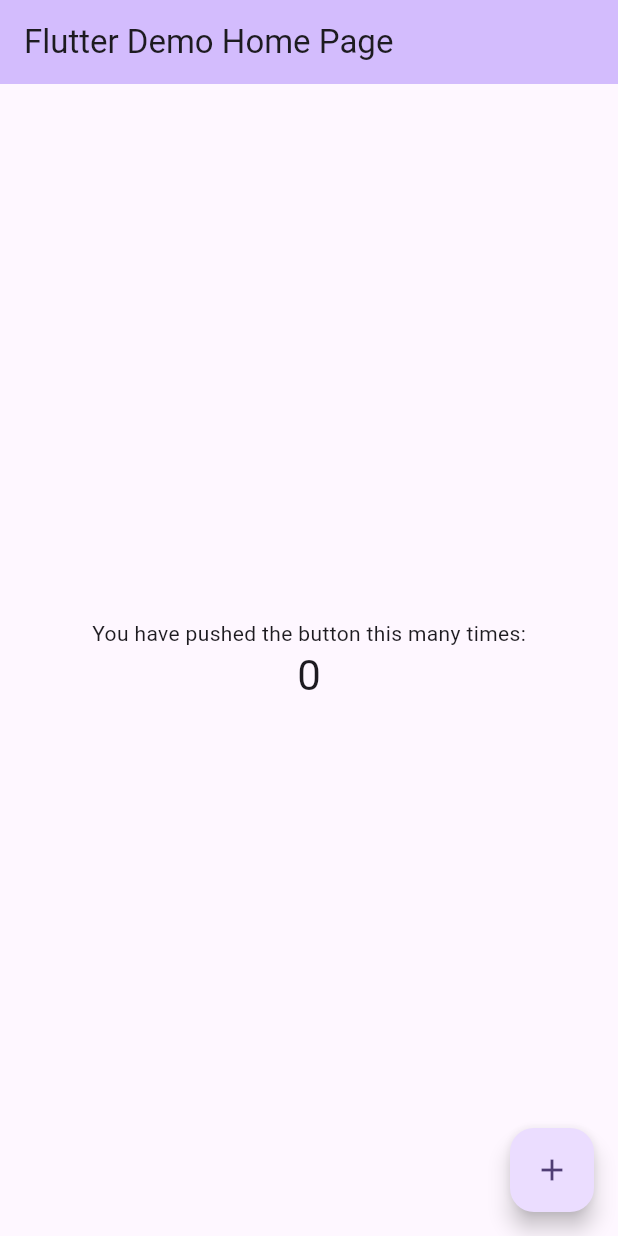
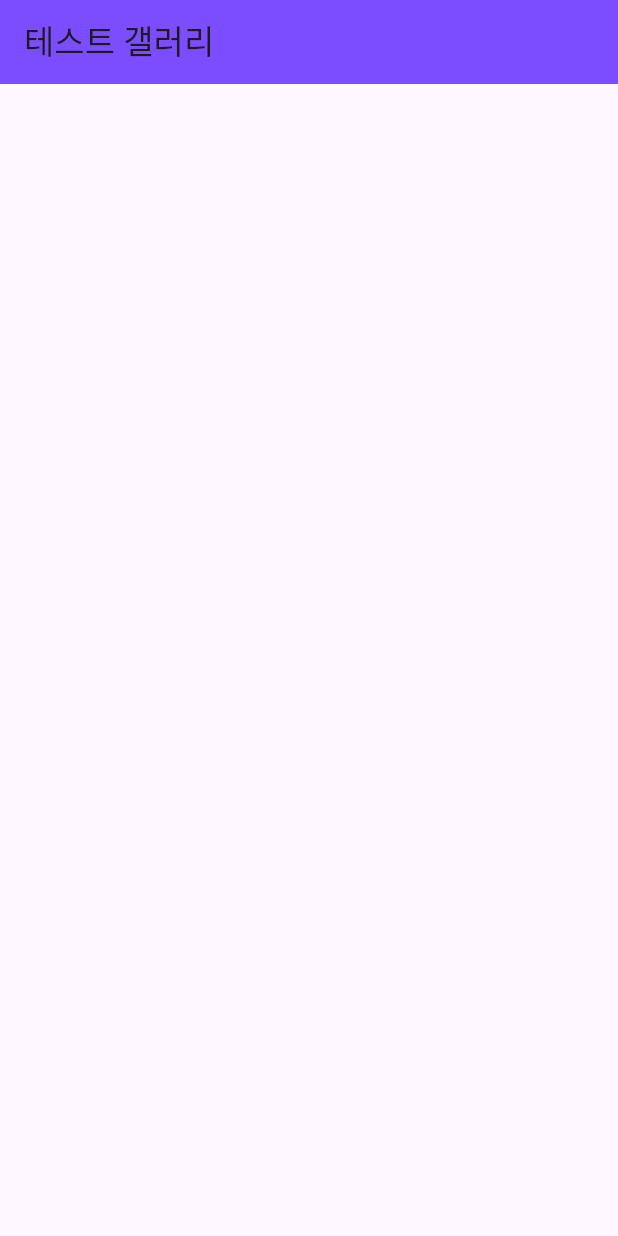
Before and after one commit to KIWIKIWK/tag_gallery, a Flutter app: the screen it shows after launch, on a phone screen of 412 x 824 dp. Run offline on Flutter 3.47's test engine with Material 3 defaults, Android fonts, the phone set to English and light mode, and no system bars.

Commit message:
add home_screen.dart

```diff
--- a/lib/main.dart
+++ b/lib/main.dart
@@ -1,125 +1,10 @@
 import 'package:flutter/material.dart';
+import 'package:tag_gallery/screen/home_screen.dart';
 
 void main() {
-  runApp(const MyApp());
+  runApp(
+    MaterialApp(
+      home: HomeScreen(),
+    ),
+  );
 }
-
-class MyApp extends StatelessWidget {
-  const MyApp({super.key});
-
-  // This widget is the root of your application.
-  @override
-  Widget build(BuildContext context) {
-    return MaterialApp(
-      title: 'Flutter Demo',
-      theme: ThemeData(
-        // This is the theme of your application.
-        //
-        // TRY THIS: Try running your application with "flutter run". You'll see
-        // the application has a purple toolbar. Then, without quitting the app,
-        // try changing the seedColor in the colorScheme below to Colors.green
-        // and then invoke "hot reload" (save your changes or press the "hot
-        // reload" button in a Flutter-supported IDE, or press "r" if you used
-        // the command line to start the app).
-        //
-        // Notice that the counter didn't reset back to zero; the application
-        // state is not lost during the reload. To reset the state, use hot
-        // restart instead.
-        //
-        // This works for code too, not just values: Most code changes can be
-        // tested with just a hot reload.
-        colorScheme: ColorScheme.fromSeed(seedColor: Colors.deepPurple),
-        useMaterial3: true,
-      ),
-      home: const MyHomePage(title: 'Flutter Demo Home Page'),
-    );
-  }
-}
-
-class MyHomePage extends StatefulWidget {
-  const MyHomePage({super.key, required this.title});
-
-  // This widget is the home page of your application. It is stateful, meaning
-  // that it has a State object (defined below) that contains fields that affect
-  // how it looks.
-
-  // This class is the configuration for the state. It holds the values (in this
-  // case the title) provided by the parent (in this case the App widget) and
-  // used by the build method of the State. Fields in a Widget subclass are
-  // always marked "final".
-
-  final String title;
-
-  @override
-  State<MyHomePage> createState() => _MyHomePageState();
-}
-
-class _MyHomePageState extends State<MyHomePage> {
-  int _counter = 0;
-
-  void _incrementCounter() {
-    setState(() {
-      // This call to setState tells the Flutter framework that something has
-      // changed in this State, which causes it to rerun the build method below
-      // so that the display can reflect the updated values. If we changed
-      // _counter without calling setState(), then the build method would not be
-      // called again, and so nothing would appear to happen.
-      _counter++;
-    });
-  }
-
-  @override
-  Widget build(BuildContext context) {
-    // This method is rerun every time setState is called, for instance as done
-    // by the _incrementCounter method above.
-    //
-    // The Flutter framework has been optimized to make rerunning build methods
-    // fast, so that you can just rebuild anything that needs updating rather
-    // than having to individually change instances of widgets.
-    return Scaffold(
-      appBar: AppBar(
-        // TRY THIS: Try changing the color here to a specific color (to
-        // Colors.amber, perhaps?) and trigger a hot reload to see the AppBar
-        // change color while the other colors stay the same.
-        backgroundColor: Theme.of(context).colorScheme.inversePrimary,
-        // Here we take the value from the MyHomePage object that was created by
-        // the App.build method, and use it to set our appbar title.
-        title: Text(widget.title),
-      ),
-      body: Center(
-        // Center is a layout widget. It takes a single child and positions it
-        // in the middle of the parent.
-        child: Column(
-          // Column is also a layout widget. It takes a list of children and
-          // arranges them vertically. By default, it sizes itself to fit its
-          // children horizontally, and tries to be as tall as its parent.
-          //
-          // Column has various properties to control how it sizes itself and
-          // how it positions its children. Here we use mainAxisAlignment to
-          // center the children vertically; the main axis here is the vertical
-          // axis because Columns are vertical (the cross axis would be
-          // horizontal).
-          //
-          // TRY THIS: Invoke "debug painting" (choose the "Toggle Debug Paint"
-          // action in the IDE, or press "p" in the console), to see the
-          // wireframe for each widget.
-          mainAxisAlignment: MainAxisAlignment.center,
-          children: <Widget>[
-            const Text(
-              'You have pushed the button this many times:',
-            ),
-            Text(
-              '$_counter',
-              style: Theme.of(context).textTheme.headlineMedium,
-            ),
-          ],
-        ),
-      ),
-      floatingActionButton: FloatingActionButton(
-        onPressed: _incrementCounter,
-        tooltip: 'Increment',
-        child: const Icon(Icons.add),
-      ), // This trailing comma makes auto-formatting nicer for build methods.
-    );
-  }
-}
--- /dev/null
+++ b/lib/screen/home_screen.dart
@@ -0,0 +1,20 @@
+import 'package:flutter/material.dart';
+
+class HomeScreen extends StatefulWidget {
+  const HomeScreen({super.key});
+
+  @override
+  State<HomeScreen> createState() => _HomeScreenState();
+}
+
+class _HomeScreenState extends State<HomeScreen> {
+  @override
+  Widget build(BuildContext context) {
+    return Scaffold(
+      appBar: AppBar(
+        title: Text("테스트 갤러리"),
+        backgroundColor: Colors.deepPurpleAccent,
+      ),
+    );
+  }
+}
```
Also changed, not shown: lib/screen.dart (deleted).
